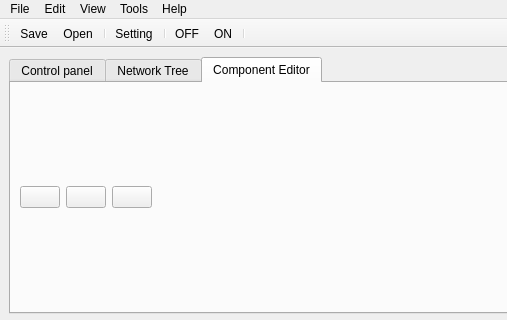
Qt form rcmanager/rcmanagerUItemplate.ui (BasilMVarghese/rcmanager) before a commit; both pictures show x 0 to 507 and y 0 to 320 of the 805 by 600 pixel window.
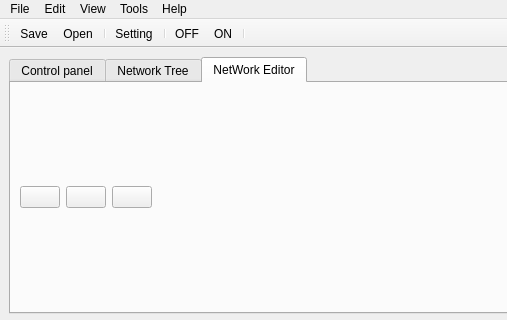
The same form after that commit. Icons and pictures are not drawn.

```diff
--- a/rcmanager/rcmanagerUItemplate.ui
+++ b/rcmanager/rcmanagerUItemplate.ui
@@ -109,7 +109,7 @@
       </widget>
       <widget class="QWidget" name="tab_2">
        <attribute name="title">
-        <string>Component Editor</string>
+        <string>NetWork Editor</string>
        </attribute>
        <layout class="QVBoxLayout" name="verticalLayout_2" stretch="0">
         <property name="spacing">
```
